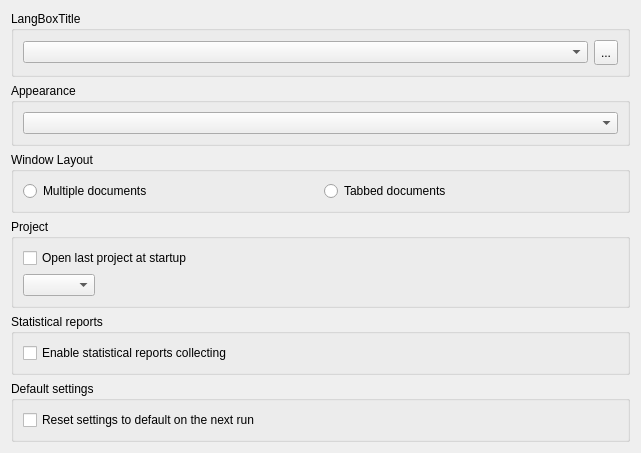
violethaze74/ugene, file src/ugeneui/src/app_settings/user_apps_settings/ui/UserApplicationsSettingsWidget.ui: the form before one commit.
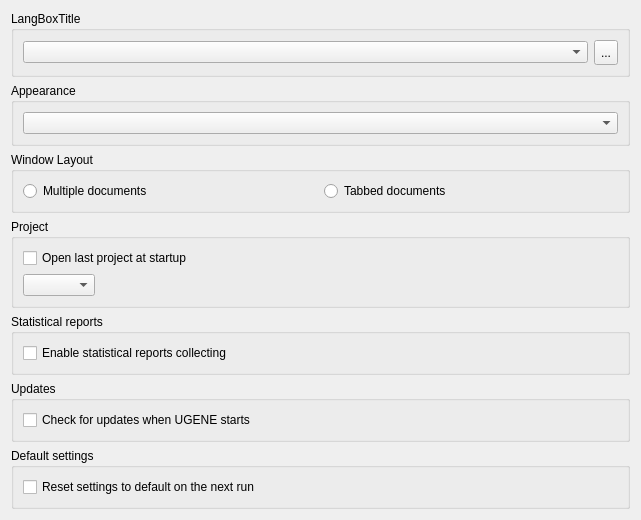
The form after the commit.

The edit to the form file:
```diff
--- a/src/ugeneui/src/app_settings/user_apps_settings/ui/UserApplicationsSettingsWidget.ui
+++ b/src/ugeneui/src/app_settings/user_apps_settings/ui/UserApplicationsSettingsWidget.ui
@@ -7,7 +7,7 @@
     <x>0</x>
     <y>0</y>
     <width>641</width>
-    <height>424</height>
+    <height>449</height>
    </rect>
   </property>
   <property name="sizePolicy">
@@ -138,6 +138,22 @@
      </layout>
     </widget>
    </item>
+   <item>
+    <widget class="QGroupBox" name="updatesBox">
+     <property name="title">
+      <string>Updates</string>
+     </property>
+     <layout class="QVBoxLayout" name="verticalLayout_2">
+      <item>
+       <widget class="QCheckBox" name="updatesCheckBox">
+        <property name="text">
+         <string>Check for updates when UGENE starts</string>
+        </property>
+       </widget>
+      </item>
+     </layout>
+    </widget>
+   </item>
    <item>
     <widget class="QGroupBox" name="reset">
      <property name="title">
```
